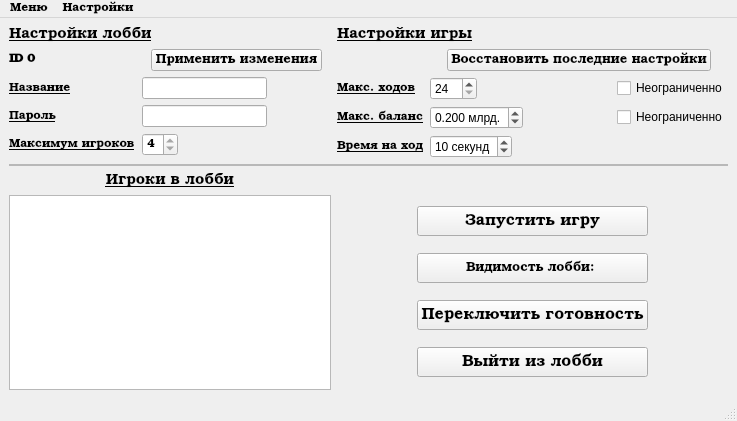
First picture: the form in userinterface/lobbywindow.ui, repository AlekseyLapunov/Client-Monopoly, before the edit.
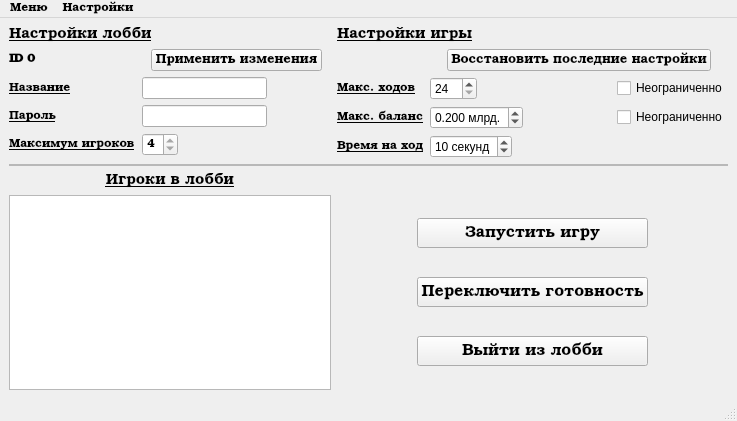
Second picture: the form after the edit.

Commit message: 1. Now LobbySettingsCombined turned into LobbySettings struct, which contains all fields from removed for now structs LobbySystemInfo and GameSettings 2. Lobby visibility (or privacy) functional removed. TODO: 1. Re-do JSON Parsing. 2. Make system that always get data from last_settings JSON file even if it is corrupted (this file should be re-created and filled by basic data in this case)

```diff
--- a/userinterface/lobbywindow.ui
+++ b/userinterface/lobbywindow.ui
@@ -631,26 +631,6 @@
           </property>
          </widget>
         </item>
-        <item>
-         <widget class="QPushButton" name="bToggleLobbyVision">
-          <property name="maximumSize">
-           <size>
-            <width>16777215</width>
-            <height>30</height>
-           </size>
-          </property>
-          <property name="font">
-           <font>
-            <family>Bookman Old Style</family>
-            <pointsize>10</pointsize>
-            <bold>false</bold>
-           </font>
-          </property>
-          <property name="text">
-           <string>Видимость лобби: </string>
-          </property>
-         </widget>
-        </item>
         <item>
          <widget class="QPushButton" name="bToggleReady">
           <property name="maximumSize">
```
Left out of the diff: 16 changed lines with no effect on the pictures. The commit also changes 13 other files.
